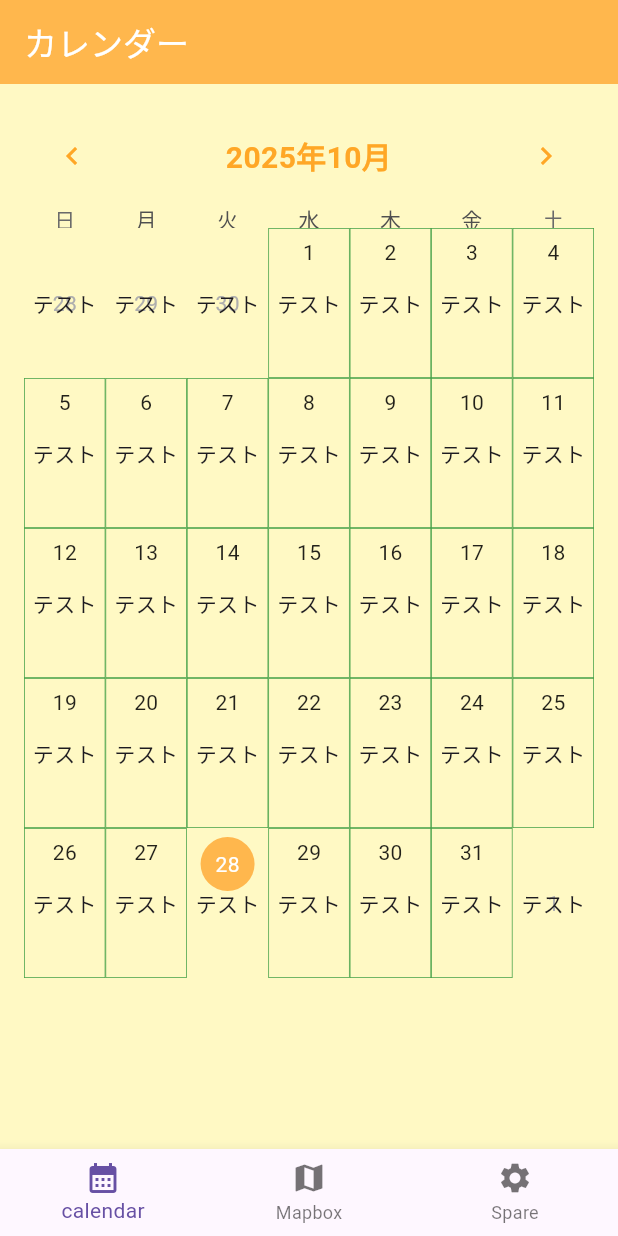
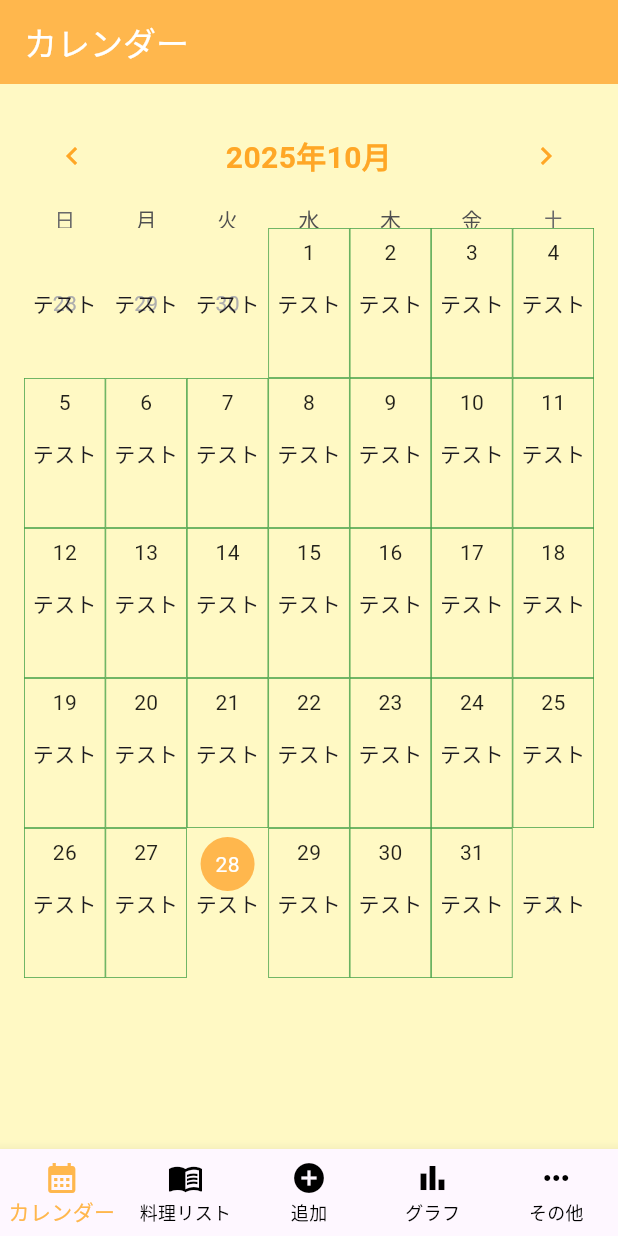
Before and after one commit to yassan16/life-platter, a Flutter app: the screen it shows after launch, on a phone screen of 412 x 824 dp. Run offline on Flutter 3.47's test engine with Material 3 defaults, Android fonts, the phone set to English and light mode, and no system bars; drawn by our look-alikes of table_calendar; our stand-ins replace go_router.

Commit message:
feat: BottomNavigationBarItemを追加

```diff
--- a/lib/common/ui_widgets/base_page.dart
+++ b/lib/common/ui_widgets/base_page.dart
@@ -1,5 +1,6 @@
 import 'package:flutter/material.dart';
 import 'package:go_router/go_router.dart';
+import 'package:life_platter/common/theme/app_colors.dart';
 
 class BasePage extends StatefulWidget {
   const BasePage({super.key, required this.navigationShell});
@@ -21,13 +22,18 @@ class _BasePageState extends State<BasePage> {
           // Tapしたときに、対応するBranchに切り替える
           widget.navigationShell.goBranch(index);
         },
+        type: BottomNavigationBarType.fixed, // アニメーション無効
+        selectedItemColor: AppColors.appBarColor,
+        unselectedItemColor: Colors.black,
         items: const [
           BottomNavigationBarItem(
             icon: Icon(Icons.calendar_month),
-            label: 'calendar',
+            label: 'カレンダー',
           ),
-          BottomNavigationBarItem(icon: Icon(Icons.map), label: 'Mapbox'),
-          BottomNavigationBarItem(icon: Icon(Icons.settings), label: 'Spare'),
+          BottomNavigationBarItem(icon: Icon(Icons.menu_book), label: '料理リスト'),
+          BottomNavigationBarItem(icon: Icon(Icons.add_circle), label: '追加'),
+          BottomNavigationBarItem(icon: Icon(Icons.bar_chart), label: 'グラフ'),
+          BottomNavigationBarItem(icon: Icon(Icons.more_horiz), label: 'その他'),
         ],
       ),
     );
--- /dev/null
+++ b/lib/common/ui_widgets/empty_page.dart
@@ -0,0 +1,13 @@
+import 'package:flutter/material.dart';
+
+class EmptyPage extends StatelessWidget {
+  final String title;
+  const EmptyPage({super.key, required this.title});
+
+  @override
+  Widget build(BuildContext context) {
+    return Center(
+      child: Text('$title ページ（準備中）', style: const TextStyle(fontSize: 18)),
+    );
+  }
+}
--- a/lib/features/tab_cooking_calendar/presentation/cooking_calendar_page.dart
+++ b/lib/features/tab_cooking_calendar/presentation/cooking_calendar_page.dart
@@ -5,6 +5,7 @@ import 'one_day_item_default_builder.dart';
 
 class CookingCalendarPage extends StatefulWidget {
   const CookingCalendarPage({super.key});
+  static final String path = '/calendar';
 
   @override
   State<CookingCalendarPage> createState() => _CookingCalendarPageState();
--- a/lib/routing/routing.dart
+++ b/lib/routing/routing.dart
@@ -1,6 +1,7 @@
 import 'package:flutter/material.dart';
 import 'package:go_router/go_router.dart';
 import 'package:life_platter/common/ui_widgets/base_page.dart';
+import 'package:life_platter/common/ui_widgets/empty_page.dart';
 import 'package:life_platter/features/tab_cooking_calendar/presentation/cooking_calendar_page.dart';
 
 // Navigator : 画面のスタック（履歴）を管理するクラス
@@ -8,23 +9,16 @@ import 'package:life_platter/features/tab_cooking_calendar/presentation/cooking_
 // 各 Branch の Navigatorの状態をグローバルに管理する
 final rootNavigatorKey = GlobalKey<NavigatorState>();
 final calendarNavigatorKey = GlobalKey<NavigatorState>(debugLabel: 'calendar');
-final mapboxNavigatorKey = GlobalKey<NavigatorState>(debugLabel: 'mapbox');
-final spareNavigatorKey = GlobalKey<NavigatorState>(debugLabel: 'spare');
+final menuBookNavigatorKey = GlobalKey<NavigatorState>(debugLabel: 'menuBook');
+final addNavigatorKey = GlobalKey<NavigatorState>(debugLabel: 'add');
+final graphNavigatorKey = GlobalKey<NavigatorState>(debugLabel: 'graph');
+final ohtersNavigatorKey = GlobalKey<NavigatorState>(debugLabel: 'ohters');
 
 /// アプリのルーティングを管理するクラス
 class Routing {
-  // calendar Branch
-  static final String calendarScreenRouter = '/calendar';
-
-  // Mapbox Branch
-  static final String bScreenRouter = '/b';
-
-  // 予備 Branch
-  static final String cScreenRouter = '/c';
-
   final router = GoRouter(
     navigatorKey: rootNavigatorKey,
-    initialLocation: calendarScreenRouter,
+    initialLocation: CookingCalendarPage.path,
     routes: [
       StatefulShellRoute.indexedStack(
         parentNavigatorKey: rootNavigatorKey,
@@ -37,7 +31,7 @@ class Routing {
             navigatorKey: calendarNavigatorKey,
             routes: [
               GoRoute(
-                path: calendarScreenRouter,
+                path: CookingCalendarPage.path,
                 pageBuilder:
                     (context, state) =>
                         const NoTransitionPage(child: CookingCalendarPage()),
@@ -55,31 +49,55 @@ class Routing {
               ),
             ],
           ),
-          // Mapbox Branch
-          // StatefulShellBranch(
-          //   navigatorKey: mapboxNavigatorKey,
-          //   routes: [
-          //     GoRoute(
-          //       path: bScreenRouter,
-          //       pageBuilder:
-          //           (context, state) =>
-          //               const NoTransitionPage(child: MapboxScreen()),
-          //     ),
-          //   ],
-          // ),
-
-          // 予備 Branch
-          // StatefulShellBranch(
-          //   navigatorKey: spareNavigatorKey,
-          //   routes: [
-          //     GoRoute(
-          //       path: cScreenRouter,
-          //       pageBuilder:
-          //           (context, state) =>
-          //               const NoTransitionPage(child: ScreenC()),
-          //     ),
-          //   ],
-          // ),
+          // menuBook Branch
+          StatefulShellBranch(
+            navigatorKey: menuBookNavigatorKey,
+            routes: [
+              GoRoute(
+                path: '/menuBook',
+                pageBuilder:
+                    (context, state) => const NoTransitionPage(
+                      child: EmptyPage(title: '料理リスト'),
+                    ),
+              ),
+            ],
+          ),
+          // add Branch
+          StatefulShellBranch(
+            navigatorKey: addNavigatorKey,
+            routes: [
+              GoRoute(
+                path: '/add',
+                pageBuilder:
+                    (context, state) =>
+                        const NoTransitionPage(child: EmptyPage(title: '料理追加')),
+              ),
+            ],
+          ),
+          // graph Branch
+          StatefulShellBranch(
+            navigatorKey: graphNavigatorKey,
+            routes: [
+              GoRoute(
+                path: '/graph',
+                pageBuilder:
+                    (context, state) =>
+                        const NoTransitionPage(child: EmptyPage(title: 'グラフ')),
+              ),
+            ],
+          ),
+          // ohters Branch
+          StatefulShellBranch(
+            navigatorKey: ohtersNavigatorKey,
+            routes: [
+              GoRoute(
+                path: '/others',
+                pageBuilder:
+                    (context, state) =>
+                        const NoTransitionPage(child: EmptyPage(title: 'その他')),
+              ),
+            ],
+          ),
         ],
       ),
     ],
```
